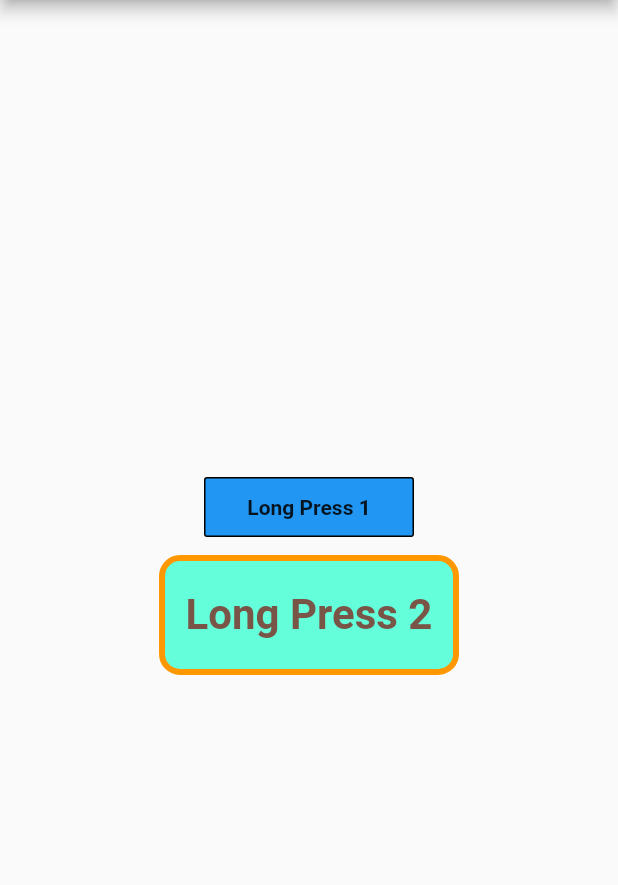
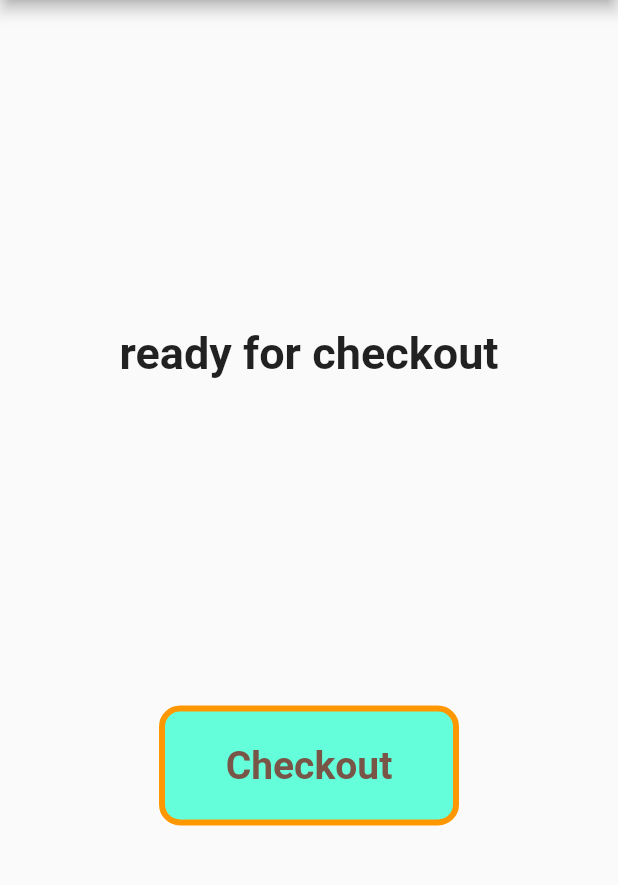
Before and after one commit to mithun1st/long-press-animation-button, a Flutter app: the screen it shows after launch, on a phone screen of 412 x 824 dp, the part 84-969 px from its top. Run offline on Flutter 3.47's test engine with Material 3 defaults, Android fonts, the phone set to English and light mode, and no system bars.

```diff
--- a/example/lib/main.dart
+++ b/example/lib/main.dart
@@ -29,35 +29,57 @@ class MyHomePage extends StatefulWidget {
 }
 
 class _MyHomePageState extends State<MyHomePage> {
+  String _text = 'ready for checkout';
+
   @override
   Widget build(BuildContext context) {
     return Scaffold(
       appBar: AppBar(title: Text(widget.title)),
       body: Center(
         child: Column(
-          mainAxisAlignment: MainAxisAlignment.center,
-          spacing: 12,
+          mainAxisAlignment: MainAxisAlignment.spaceEvenly,
+          crossAxisAlignment: CrossAxisAlignment.center,
           children: [
-            LongPressAnimationButton(
-              text: 'Long Press 1',
-              onLongPress: () => print('Click !!!'),
+            Text(
+              _text,
+              textAlign: TextAlign.center,
+              style: TextStyle(fontSize: 30, fontWeight: FontWeight.bold),
             ),
 
+            // LongPressAnimationButton(
+            //   onLongPress: () => print('Click !'),
+            //   child: Text("Animation Button"),
+            // ),
+
             LongPressAnimationButton(
-              text: 'Long Press 2',
-              onTap: () => print('Tap'),
-              onLongPress: () => print('Click !!!'),
+              onTap:
+                  () => setState(() {
+                    _text = 'Long Press To Checkout.\n-- onTap() --';
+                  }),
+              onLongPressCancel:
+                  () => setState(() {
+                    _text = 'Checkout Cancel !\n-- onLongPressCancel() --';
+                  }),
+              onLongPress:
+                  () => setState(() {
+                    _text = 'CHECKOUT SUCCESS :)\n-- onLongPress() --';
+                  }),
+
+              height: 80,
+              width: 200,
               backgroundColor: Colors.tealAccent,
               loadingColor: Colors.yellow,
               borderRadius: 12,
               border: Border.all(width: 4, color: Colors.orange),
+              durationAsSecond: 4,
 
-              height: 80,
-              width: 200,
-              textStyle: TextStyle(
-                fontSize: 28,
-                fontWeight: FontWeight.bold,
-                color: Colors.brown,
+              child: Text(
+                'Checkout',
+                style: TextStyle(
+                  fontSize: 26,
+                  fontWeight: FontWeight.bold,
+                  color: Colors.brown,
+                ),
               ),
             ),
           ],
--- a/lib/src/long_press_animation_button.dart
+++ b/lib/src/long_press_animation_button.dart
@@ -2,10 +2,10 @@ import 'dart:async';
 import 'package:flutter/material.dart';
 
 class LongPressAnimationButton extends StatefulWidget {
-  final String text;
-  final TextStyle? textStyle;
+  final Widget child;
 
   final void Function() onLongPress;
+  final void Function()? onLongPressCancel;
   final void Function()? onTap;
 
   final Color backgroundColor;
@@ -18,10 +18,10 @@ class LongPressAnimationButton extends StatefulWidget {
   final BoxBorder? border;
 
   const LongPressAnimationButton({
-    required this.text,
-    this.textStyle,
+    required this.child,
 
     required this.onLongPress,
+    this.onLongPressCancel,
     this.onTap,
 
     this.backgroundColor = Colors.blue,
@@ -77,11 +77,16 @@ class _LongPressAnimationButtonState extends State<LongPressAnimationButton> {
     }
 
     if (_isPressActive) {
+      _isPressActive=false;
       widget.onLongPress();
     }
   }
 
   void _onPressRelease() {
+    if (_fractionalSize > .2 && _isPressActive) {
+      widget.onLongPressCancel?.call();
+    }
+
     setState(() {
       _fractionalSize = 0;
       _isPressActive = false;
@@ -92,9 +97,7 @@ class _LongPressAnimationButtonState extends State<LongPressAnimationButton> {
   Widget build(BuildContext context) {
     return GestureDetector(
       onTap: widget.onTap != null ? _onTap : null,
-
       onLongPressDown: (_) => _onPress(),
-
       onLongPressEnd: (_) => _onPressRelease(),
       onLongPressCancel: () => _onPressRelease(),
 
@@ -131,14 +134,7 @@ class _LongPressAnimationButtonState extends State<LongPressAnimationButton> {
                 ),
               ),
             ),
-            Align(
-              alignment: Alignment.center,
-              child: Text(
-                widget.text,
-                style:
-                    widget.textStyle ?? TextStyle(fontWeight: FontWeight.bold),
-              ),
-            ),
+            Align(alignment: Alignment.center, child: widget.child),
           ],
         ),
       ),
--- a/pubspec.yaml
+++ b/pubspec.yaml
@@ -1,7 +1,9 @@
 name: long_press_animation_button
-description: "A new Flutter package project."
+description: "A Flutter package that implement loading buttons activated by long-press gestures with animation"
 version: 0.0.1
-homepage:
+
+homepage: https://mithun1st.blogspot.com/
+repository: https://github.com/mithun1st/long-press-animation-button
 
 environment:
   sdk: ^3.7.2
```
Also changed, not shown: 14 other files.
